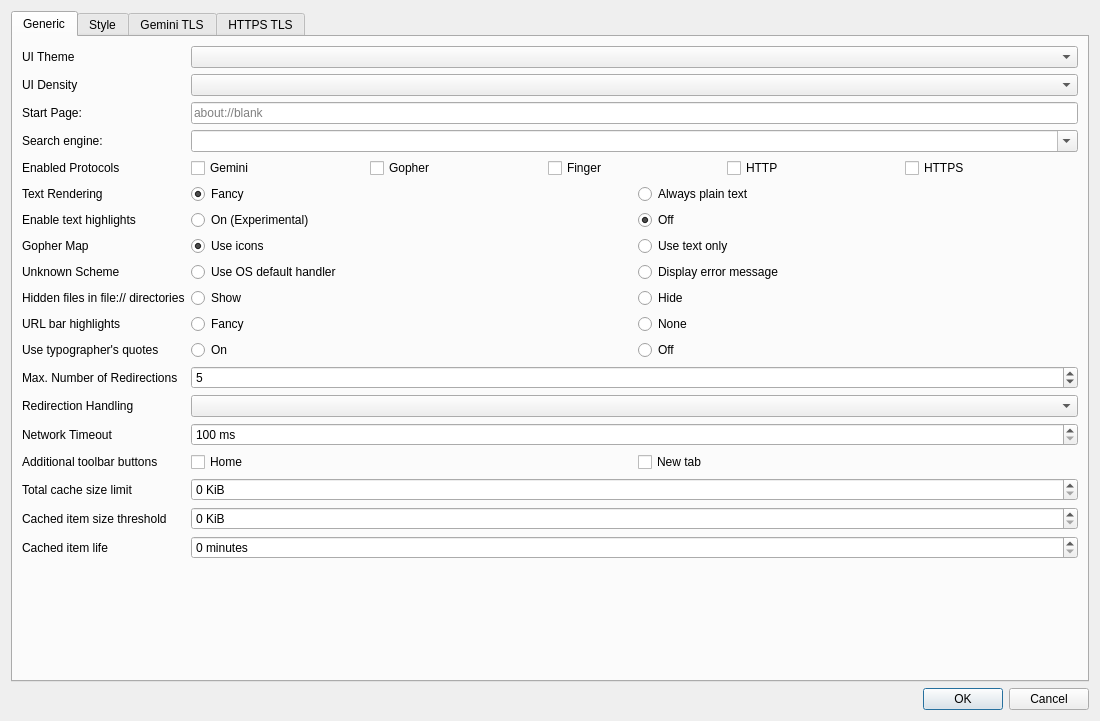
The window that src/dialogs/settingsdialog.ui (ikskuh/kristall) describes before a commit, drawn with Qt 5.
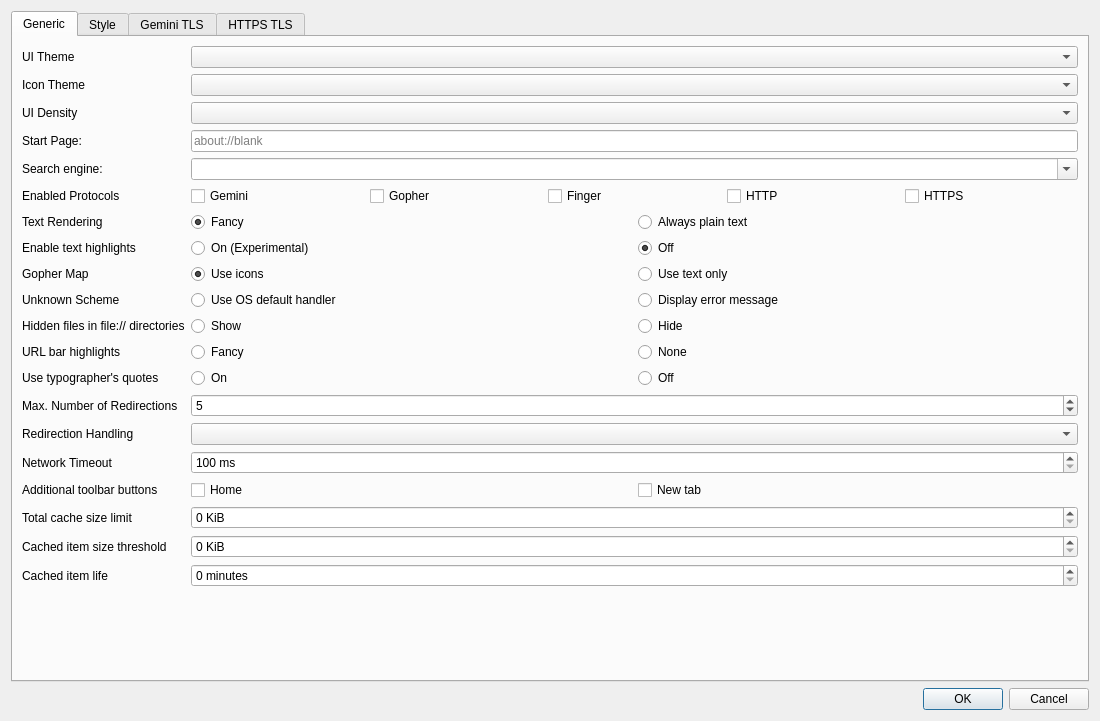
The same window after the commit. Icons and pictures are not drawn. Custom widgets are drawn as their Qt base class.

Commit message: Add seperate 'icon theme' preference

What changed in the file:
```diff
--- a/src/dialogs/settingsdialog.ui
+++ b/src/dialogs/settingsdialog.ui
@@ -43,52 +43,62 @@
         <widget class="QComboBox" name="ui_theme"/>
        </item>
        <item row="1" column="0">
+        <widget class="QLabel" name="label_34">
+         <property name="text">
+          <string>Icon Theme</string>
+         </property>
+        </widget>
+       </item>
+       <item row="1" column="1">
+        <widget class="QComboBox" name="icon_theme"/>
+       </item>
+       <item row="2" column="0">
         <widget class="QLabel" name="label_1">
          <property name="text">
           <string>UI Density</string>
          </property>
         </widget>
        </item>
-       <item row="1" column="1">
+       <item row="2" column="1">
         <widget class="QComboBox" name="ui_density"/>
        </item>
 
-       <item row="2" column="0">
+       <item row="3" column="0">
         <widget class="QLabel" name="label_14">
          <property name="text">
           <string>Start Page:</string>
          </property>
         </widget>
        </item>
-       <item row="2" column="1">
+       <item row="3" column="1">
         <widget class="QLineEdit" name="start_page">
          <property name="placeholderText">
           <string>about://blank</string>
          </property>
         </widget>
        </item>
-       <item row="3" column="0">
+       <item row="4" column="0">
         <widget class="QLabel" name="label_40">
          <property name="text">
           <string>Search engine:</string>
          </property>
         </widget>
        </item>
-       <item row="3" column="1">
+       <item row="4" column="1">
         <widget class="QComboBox" name="search_engine">
          <property name="editable">
           <bool>true</bool>
          </property>
         </widget>
        </item>
-       <item row="4" column="0">
+       <item row="5" column="0">
         <widget class="QLabel" name="label_16">
          <property name="text">
           <string>Enabled Protocols</string>
          </property>
         </widget>
        </item>
-       <item row="4" column="1">
+       <item row="5" column="1">
         <layout class="QHBoxLayout" name="horizontalLayout">
          <item>
           <widget class="QCheckBox" name="enable_gemini">
@@ -133,14 +143,14 @@
          </item>
         </layout>
        </item>
-       <item row="5" column="0">
+       <item row="6" column="0">
         <widget class="QLabel" name="label_19">
          <property name="text">
           <string>Text Rendering</string>
          </property>
         </widget>
        </item>
-       <item row="5" column="1">
+       <item row="6" column="1">
         <layout class="QHBoxLayout" name="horizontalLayout_5">
          <item>
           <widget class="QRadioButton" name="fancypants_on">
@@ -167,14 +177,14 @@
          </item>
         </layout>
        </item>
-       <item row="6" column="0">
+       <item row="7" column="0">
         <widget class="QLabel" name="label_18">
          <property name="text">
           <string>Enable text highlights</string>
          </property>
         </widget>
        </item>
-       <item row="6" column="1">
+       <item row="7" column="1">
         <layout class="QHBoxLayout" name="horizontalLayout_3">
          <item>
           <widget class="QRadioButton" name="texthl_on">
@@ -201,14 +211,14 @@
          </item>
         </layout>
        </item>
-       <item row="7" column="0">
+       <item row="8" column="0">
         <widget class="QLabel" name="label_20">
          <property name="text">
           <string>Gopher Map</string>
          </property>
         </widget>
        </item>
-       <item row="7" column="1">
+       <item row="8" column="1">
         <layout class="QHBoxLayout" name="horizontalLayout_4">
          <item>
           <widget class="QRadioButton" name="gophermap_icon">
@@ -235,14 +245,14 @@
          </item>
         </layout>
        </item>
-       <item row="8" column="0">
+       <item row="9" column="0">
         <widget class="QLabel" name="label_22">
          <property name="text">
           <string>Unknown Scheme</string>
          </property>
         </widget>
        </item>
-       <item row="8" column="1">
+       <item row="9" column="1">
         <layout class="QHBoxLayout" name="horizontalLayout_7">
          <item>
           <widget class="QRadioButton" name="scheme_os_default">
@@ -266,14 +276,14 @@
          </item>
         </layout>
        </item>
-       <item row="9" column="0">
+       <item row="10" column="0">
         <widget class="QLabel" name="label_23">
          <property name="text">
           <string>Hidden files in file:// directories</string>
          </property>
         </widget>
        </item>
-       <item row="9" column="1">
+       <item row="10" column="1">
         <layout class="QHBoxLayout" name="horizontalLayout_8">
          <item>
           <widget class="QRadioButton" name="show_hidden_files">
@@ -297,14 +307,14 @@
          </item>
         </layout>
        </item>
-       <item row="10" column="0">
+       <item row="11" column="0">
         <widget class="QLabel" name="label_24">
          <property name="text">
           <string>URL bar highlights</string>
          </property>
         </widget>
        </item>
-       <item row="10" column="1">
+       <item row="11" column="1">
         <layout class="QHBoxLayout" name="horizontalLayout_9">
          <item>
           <widget class="QRadioButton" name="urlbarhl_fancy">
@@ -328,7 +338,7 @@
          </item>
         </layout>
        </item>
-       <item row="11" column="0">
+       <item row="12" column="0">
         <widget class="QLabel" name="label_39">
          <property name="text">
           <string>Use typographer's quotes</string>
@@ -338,7 +348,7 @@
          </property>
         </widget>
        </item>
-       <item row="11" column="1">
+       <item row="12" column="1">
         <layout class="QHBoxLayout" name="horizontalLayout_10">
          <item>
           <widget class="QRadioButton" name="fancyquotes_on">
@@ -362,38 +372,38 @@
          </item>
         </layout>
        </item>
-       <item row="12" column="0">
+       <item row="13" column="0">
         <widget class="QLabel" name="label_26">
          <property name="text">
           <string>Max. Number of Redirections</string>
          </property>
         </widget>
        </item>
-       <item row="12" column="1">
+       <item row="13" column="1">
         <widget class="QSpinBox" name="max_redirects">
          <property name="value">
           <number>5</number>
          </property>
         </widget>
        </item>
-       <item row="13" column="0">
+       <item row="14" column="0">
         <widget class="QLabel" name="label_27">
          <property name="text">
           <string>Redirection Handling</string>
          </property>
         </widget>
        </item>
-       <item row="13" column="1">
+       <item row="14" column="1">
         <widget class="QComboBox" name="redirection_mode"/>
        </item>
-       <item row="14" column="0">
+       <item row="15" column="0">
         <widget class="QLabel" name="label_28">
          <property name="text">
           <string>Network Timeout</string>
          </property>
         </widget>
        </item>
-       <item row="14" column="1">
+       <item row="15" column="1">
         <widget class="QSpinBox" name="network_timeout">
          <property name="suffix">
           <string> ms</string>
@@ -406,14 +416,14 @@
          </property>
         </widget>
        </item>
-       <item row="15" column="0">
+       <item row="16" column="0">
         <widget class="QLabel" name="label_29">
          <property name="text">
           <string>Additional toolbar buttons</string>
          </property>
         </widget>
        </item>
-       <item row="15" column="1">
+       <item row="16" column="1">
         <layout class="QHBoxLayout" name="horizontalLayout_99">
          <item>
           <widget class="QCheckBox" name="enable_home_btn">
@@ -431,7 +441,7 @@
          </item>
         </layout>
        </item>
-       <item row="16" column="0">
+       <item row="17" column="0">
         <widget class="QLabel" name="label_30">
          <property name="text">
           <string>Total cache size limit</string>
@@ -441,7 +451,7 @@
          </property>
         </widget>
        </item>
-       <item row="16" column="1">
+       <item row="17" column="1">
         <widget class="QSpinBox" name="cache_limit">
          <property name="suffix">
           <string> KiB</string>
@@ -455,7 +465,7 @@
         </widget>
        </item>
 
-       <item row="17" column="0">
+       <item row="18" column="0">
         <widget class="QLabel" name="label_31">
          <property name="text">
           <string>Cached item size threshold</string>
@@ -465,7 +475,7 @@
          </property>
         </widget>
        </item>
-       <item row="17" column="1">
+       <item row="18" column="1">
         <widget class="QSpinBox" name="cache_threshold">
          <property name="suffix">
           <string> KiB</string>
@@ -479,7 +489,7 @@
         </widget>
        </item>
 
-       <item row="18" column="0">
+       <item row="19" column="0">
         <widget class="QLabel" name="label_31">
          <property name="text">
           <string>Cached item life</string>
@@ -489,7 +499,7 @@
          </property>
         </widget>
        </item>
-       <item row="18" column="1">
+       <item row="19" column="1">
         <widget class="QSpinBox" name="cache_life">
          <property name="suffix">
           <string> minutes</string>
```
Left out of the diff: 1 changed line with no effect on the pictures. The commit also changes 4 other files.
